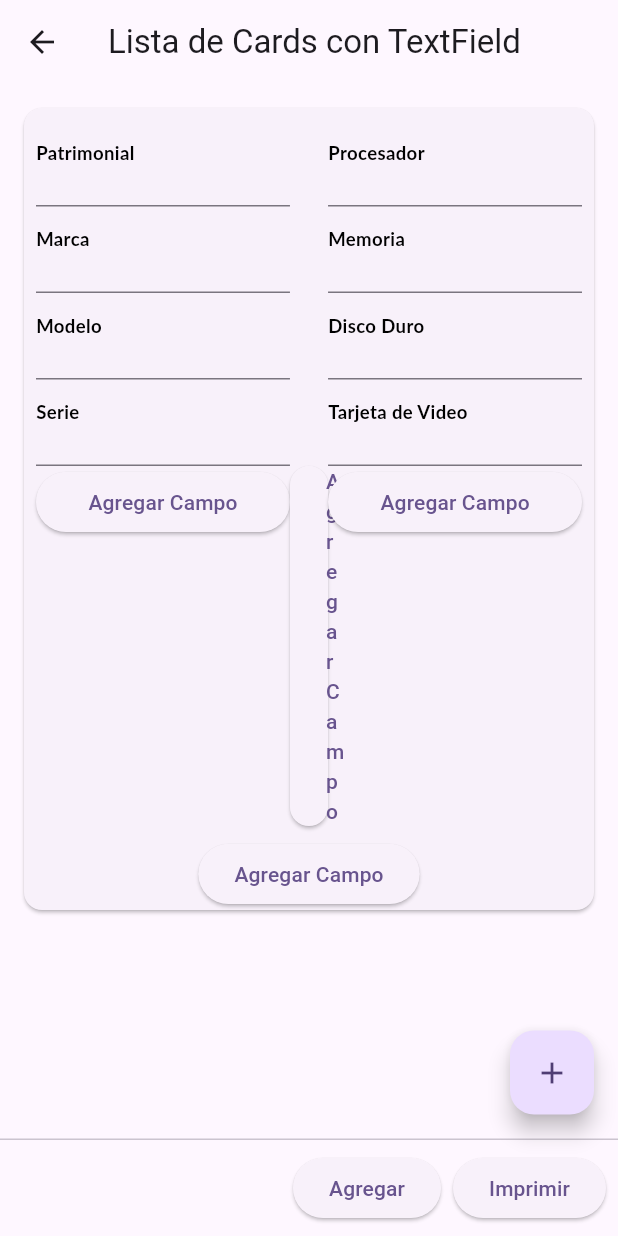
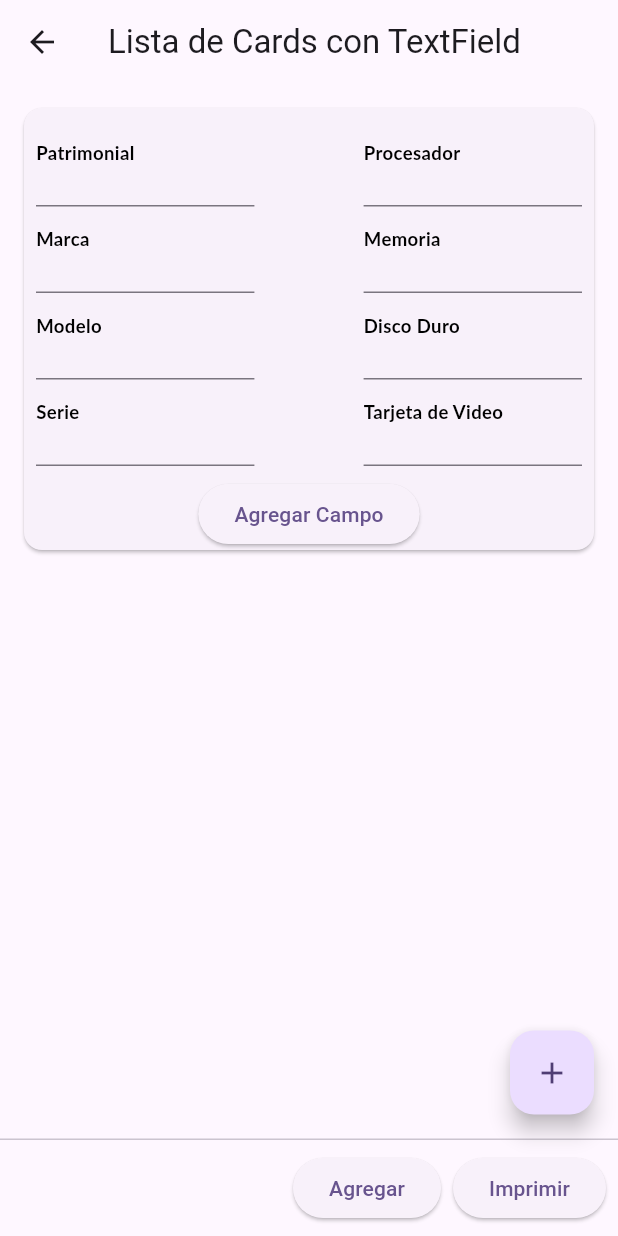
Before and after one commit to NataliRondo/app_inventario, a Flutter app: the HardwareView screen opened directly, on a phone screen of 412 x 824 dp. Run offline on Flutter 3.47's test engine with Material 2 defaults, Android fonts, the light colour scheme and no system bars; Roboto replaces fonts that are missing (Lato).

Commit message:
agregar tableRow

```diff
--- a/lib/views/hardware_View.dart
+++ b/lib/views/hardware_View.dart
@@ -66,7 +66,9 @@ class _HardwareViewState extends State<HardwareView> {
 
   void _addTextField(int cardIndex) {
     setState(() {
-      cardControllersList[cardIndex].add(TextEditingController());
+      for (int i = 0; i < 2; i++) {
+        cardControllersList[cardIndex].add(TextEditingController());
+      }
     });
   }
 
@@ -87,33 +89,8 @@ class _HardwareViewState extends State<HardwareView> {
     for (int i = 0; i < numberOfCards; i++) {
       List<TableRow> tableRows = [];
 
-      tableRows.add(
-        TableRow(
-          children: [
-            ElevatedButton(
-              onPressed: () {
-                _addTextField(i);
-              },
-              child: Text('Agregar Campo'),
-            ),
-            ElevatedButton(
-              onPressed: () {
-                _addTextField(i);
-              },
-              child: Text('Agregar Campo'),
-            ),
-            ElevatedButton(
-              onPressed: () {
-                _addTextField(i);
-              },
-              child: Text('Agregar Campo'),
-            ),
-          ],
-        ),
-      );
-
       if (cardControllersList[i].isNotEmpty) {
-        // Agrega los TextField a la tabla
+        // Agrega los TextField y SizedBox a la tabla
         for (int j = 0; j < cardControllersList[i].length; j++) {
           tableRows.add(
             TableRow(
@@ -122,19 +99,19 @@ class _HardwareViewState extends State<HardwareView> {
                   controller: cardControllersList[i][j],
                   labelText: 'Campo 1 en Card $i',
                 ),
-                MyCustomWidget(
-                  controller: cardControllersList[i][j + 1], // Controlador separado para cada campo
-                  labelText: 'Campo 2 en Card $i',
+                SizedBox(
+                  width: responsiveApp.wp(3),
                 ),
                 MyCustomWidget(
-                  controller: cardControllersList[i][j + 2], // Controlador separado para cada campo
-                  labelText: 'Campo 3 en Card $i',
+                  controller: cardControllersList[i]
+                      [j + 1], // Controlador separado para cada campo
+                  labelText: 'Campo 2 en Card $i',
                 ),
               ],
             ),
           );
           // Saltar al siguiente conjunto de 3 controladores
-          j += 2;
+          j += 1;
         }
       }
 
@@ -148,7 +125,7 @@ class _HardwareViewState extends State<HardwareView> {
                 child: Table(
                   columnWidths: {
                     0: FlexColumnWidth(2),
-                    1: FlexColumnWidth(0.3),
+                    1: FlexColumnWidth(1),
                     2: FlexColumnWidth(2),
                   },
                   children: [
```
Also changed, not shown: 3 other files.
